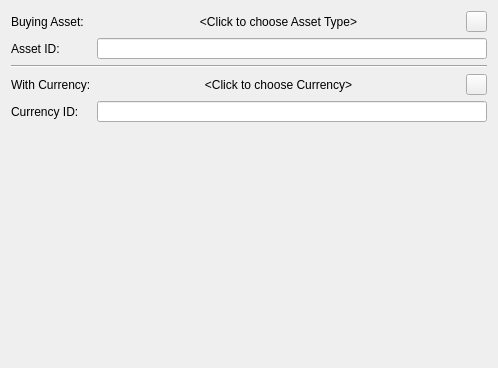
Above: src/moneychanger/Widgets/pageoffer_assets.ui from Open-Transactions/Moneychanger before the change. Below: the same form after it.
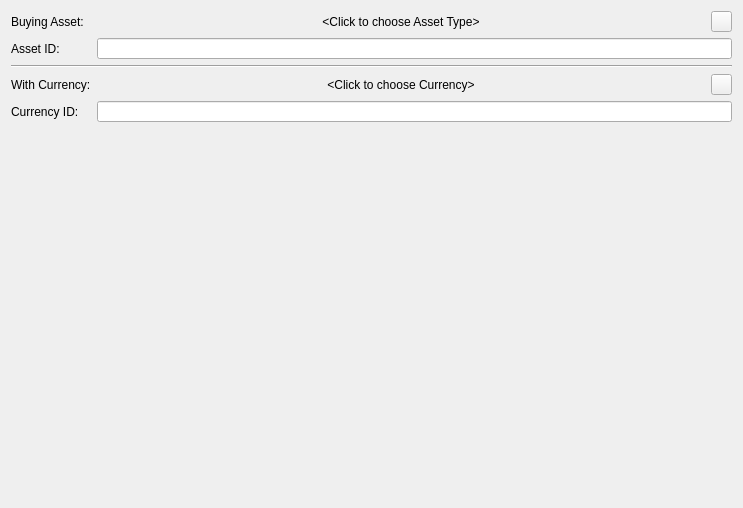
That is the form after the change. Icons and pictures are not drawn.

The edit to the form file:
```diff
--- a/src/moneychanger/Widgets/pageoffer_assets.ui
+++ b/src/moneychanger/Widgets/pageoffer_assets.ui
@@ -6,14 +6,26 @@
    <rect>
     <x>0</x>
     <y>0</y>
-    <width>498</width>
-    <height>368</height>
+    <width>743</width>
+    <height>508</height>
    </rect>
   </property>
+  <property name="sizePolicy">
+   <sizepolicy hsizetype="Fixed" vsizetype="Fixed">
+    <horstretch>0</horstretch>
+    <verstretch>0</verstretch>
+   </sizepolicy>
+  </property>
   <property name="minimumSize">
    <size>
-    <width>498</width>
-    <height>0</height>
+    <width>743</width>
+    <height>508</height>
+   </size>
+  </property>
+  <property name="maximumSize">
+   <size>
+    <width>743</width>
+    <height>508</height>
    </size>
   </property>
   <property name="windowTitle">
```
